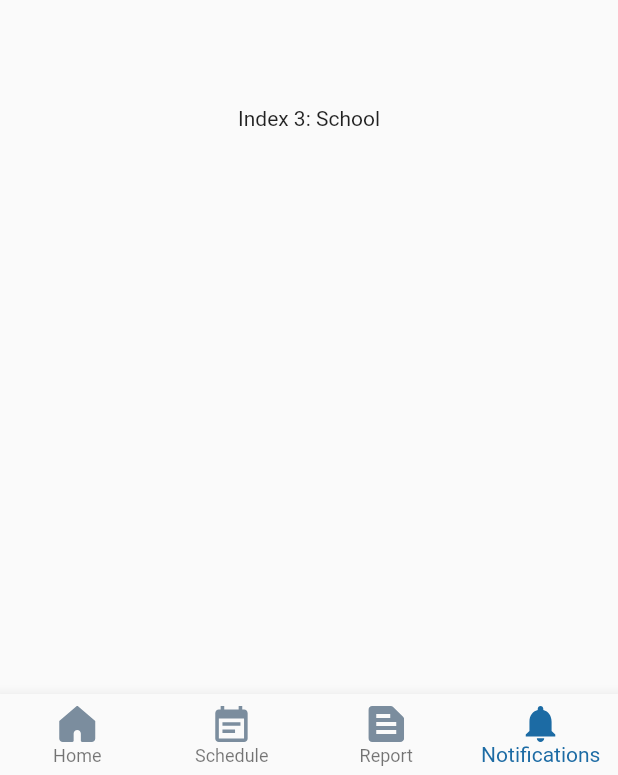
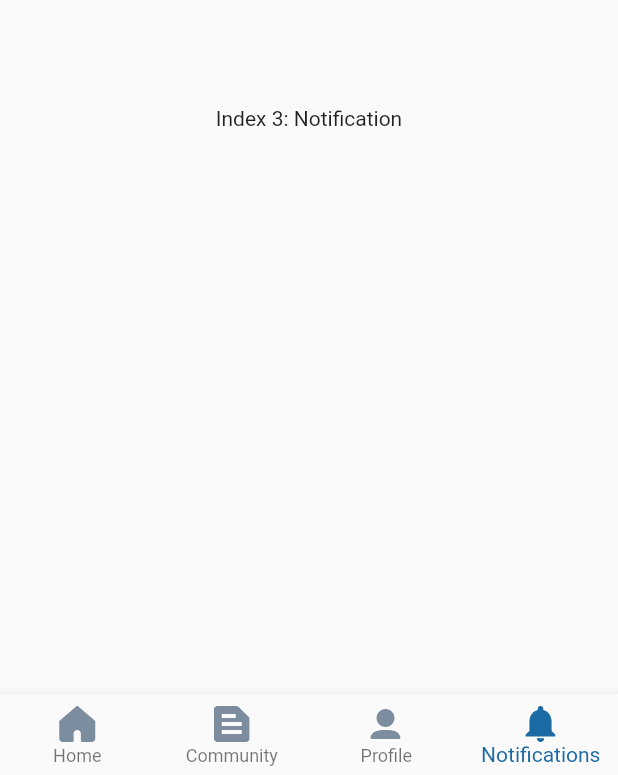
Before and after one commit to faiqhdr/meditopia, a Flutter app: the screen it shows after launch, item 4 of the bottom bar chosen, on a phone screen of 412 x 824 dp. Shown: the part 458-1233 px from the top of the screen. Run offline on Flutter 3.47's test engine with Material 2 defaults, Android fonts, the phone set to English and light mode, and no system bars; our stand-ins replace flutter_native_splash, flutter_svg, google_fonts.

Commit message:
bottom bar adjusted

```diff
--- a/lib/components/bottom_bar.dart
+++ b/lib/components/bottom_bar.dart
@@ -16,9 +16,9 @@ class _BottomBarState extends State<BottomBar> {
 
   static const List<Widget> _widgetOptions = <Widget>[
     HomePage(),
-    Text('Index 1: Business'),
-    Text('Index 2: School'),
-    Text('Index 3: School'),
+    Text('Index 1: Schedule'),
+    Text('Index 2: Community'),
+    Text('Index 3: Notification'),
   ];
 
   void _onItemTapped(int index) {
@@ -46,19 +46,19 @@ class _BottomBarState extends State<BottomBar> {
           ),
           BottomNavigationBarItem(
             activeIcon: SvgPicture.asset(
-              AppStyle.eventIcon,
-              color: AppStyle.primarySwatch,
-            ),
-            icon: SvgPicture.asset(AppStyle.eventIcon),
-            label: 'Schedule',
-          ),
-          BottomNavigationBarItem(
-            activeIcon: SvgPicture.asset(
               AppStyle.reportIcon,
               color: AppStyle.primarySwatch,
             ),
             icon: SvgPicture.asset(AppStyle.reportIcon),
-            label: 'Report',
+            label: 'Community',
+          ),
+          BottomNavigationBarItem(
+            activeIcon: SvgPicture.asset(
+              AppStyle.profileIcon,
+              color: AppStyle.primarySwatch,
+            ),
+            icon: SvgPicture.asset(AppStyle.profileIcon),
+            label: 'Profile',
           ),
           BottomNavigationBarItem(
             activeIcon: SvgPicture.asset(
--- a/lib/style/style.dart
+++ b/lib/style/style.dart
@@ -12,7 +12,7 @@ class AppStyle {
 
   // Bottom Bar icons
   static const String homeIcon = "assets/icons/home.svg";
-  static const String eventIcon = "assets/icons/event_note.svg";
+  static const String profileIcon = "assets/icons/profile.svg";
   static const String reportIcon = "assets/icons/report.svg";
   static const String notificationsIcon = "assets/icons/notifications.svg";
 
```
Also changed, not shown: assets/icons/profile.svg (added).
